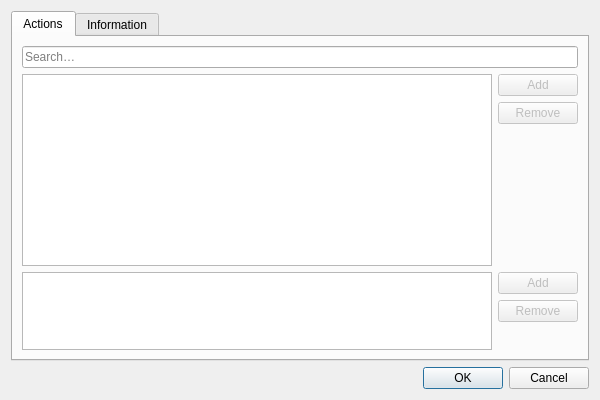
First picture: the form in src/ui/preferences/MouseProfileDialog.ui, repository OtterBrowser/otter-browser, before the edit.
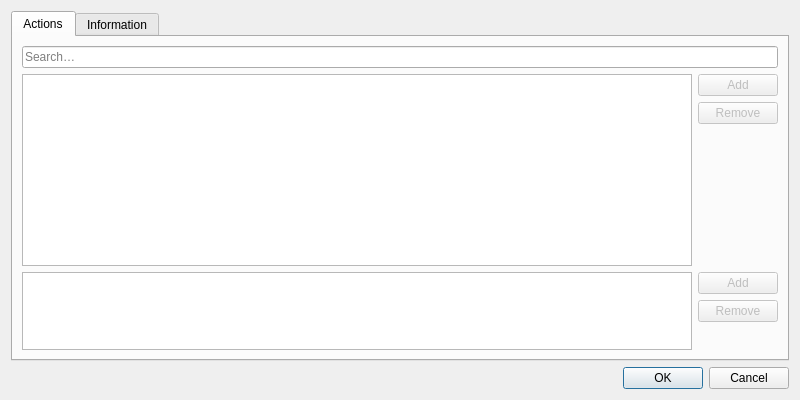
Second picture: the form after the edit. Custom widgets are drawn as their Qt base class.

Commit message: Reorder columns to match KeyboardProfileDialog

The edit to the form file:
```diff
--- a/src/ui/preferences/MouseProfileDialog.ui
+++ b/src/ui/preferences/MouseProfileDialog.ui
@@ -6,7 +6,7 @@
    <rect>
     <x>0</x>
     <y>0</y>
-    <width>600</width>
+    <width>800</width>
     <height>400</height>
    </rect>
   </property>
@@ -63,7 +63,7 @@
             <enum>QAbstractItemView::SelectRows</enum>
            </property>
            <attribute name="headerDefaultSectionSize">
-            <number>250</number>
+            <number>200</number>
            </attribute>
           </widget>
          </item>
```
The commit also changes 1 other file.
